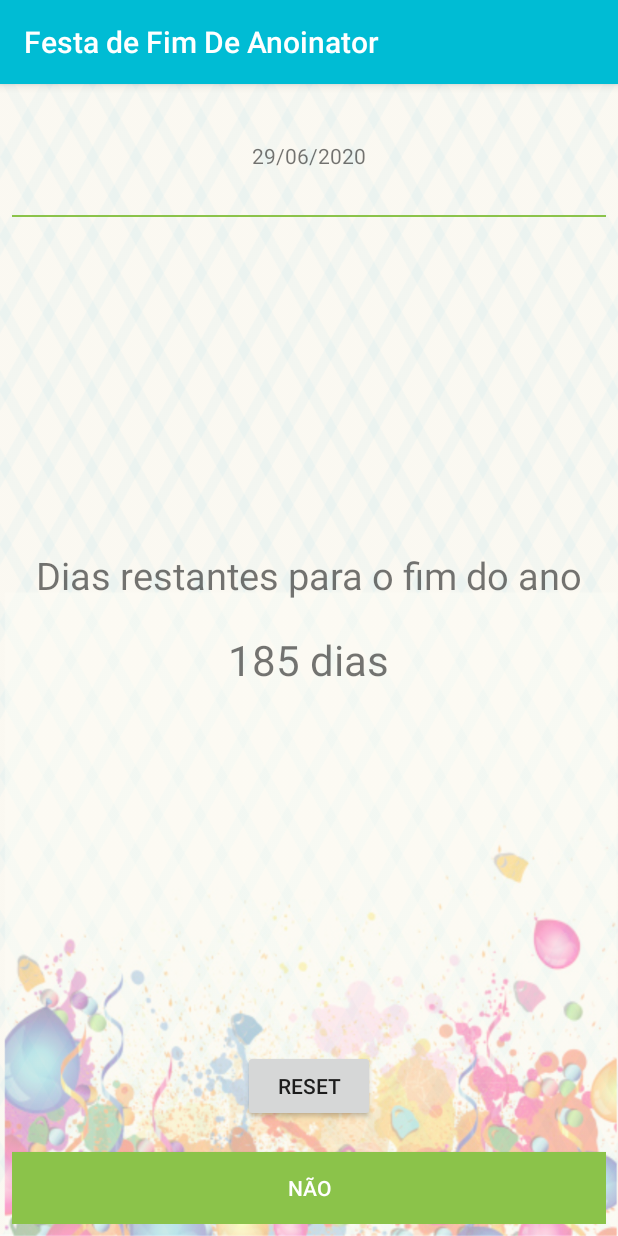
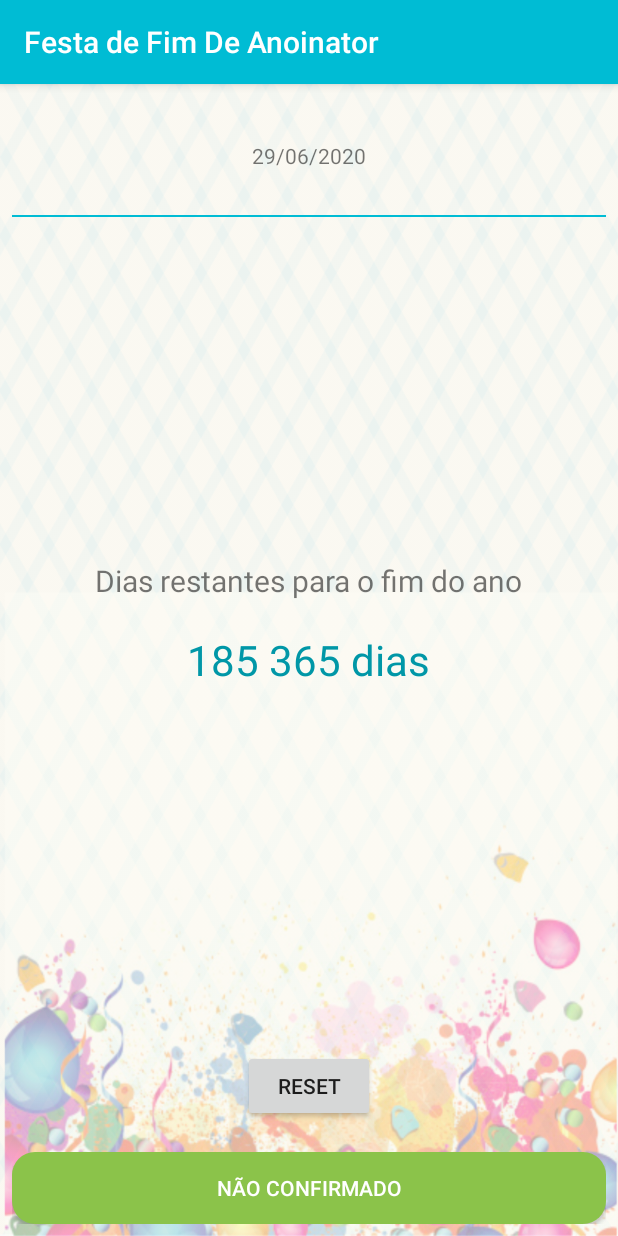
Before and after one commit to madsonmms/AndroidStudio, an Android app: the screen it shows after launch (MainActivity), after a tap on "RESET", on a phone screen of 412 x 824 dp. Run offline under Robolectric (Android 15) with nearby library versions, the light colour scheme and no system bars.

Commit message:
Festa de Fim de Anoinator finalizado

```diff
--- a/FestaFimDeAnoInator/app/src/main/java/com/laranjas/festafimdeanoinator/data/SecurityPreferences.java
+++ b/FestaFimDeAnoInator/app/src/main/java/com/laranjas/festafimdeanoinator/data/SecurityPreferences.java
@@ -16,11 +16,10 @@ public class SecurityPreferences {
     }
 
     public String getStorageString(String key) {
-        this.mSharedPreferences.getString(key, "");
-        return key;
+        return this.mSharedPreferences.getString(key, "");
     }
 
-    public void resetString(String key, String value) {
-        this.mSharedPreferences.edit().putString(key,value).apply();
+    public void resetString() {
+        this.mSharedPreferences.edit().putString("", "").apply();
     }
 }
--- a/FestaFimDeAnoInator/app/src/main/java/com/laranjas/festafimdeanoinator/view/MainActivity.java
+++ b/FestaFimDeAnoInator/app/src/main/java/com/laranjas/festafimdeanoinator/view/MainActivity.java
@@ -41,19 +41,28 @@ public class MainActivity extends AppCompatActivity implements View.OnClickListe
         String daysLeft = String.format("%s %s", String.valueOf(this.getDaysLeft()), getString(R.string.dias));
 
         this.mViewHolder.textDaysLeft.setText(daysLeft);
+    }
 
+    @Override
+    protected void onResume() {
+        super.onResume();
         this.verifyPresence();
     }
 
     @Override
     public void onClick(View v) {
         if(v.getId() == R.id.button_confirm) {
+
+            String presence = this.mSecurityPreferences.getStorageString(FimDeAnoConstant.PRESENCE_KEY);
+
             Intent intent = new Intent(this, DetailsActivity.class);
+            intent.putExtra(FimDeAnoConstant.PRESENCE_KEY, presence);
             startActivity(intent);
         }
 
         if(v.getId() == R.id.button_resetTest) {
-            mSecurityPreferences.resetString("","");
+            mSecurityPreferences.resetString();
+            verifyPresence();
         }
     }
 
--- /dev/null
+++ b/FestaFimDeAnoInator/app/src/main/res/drawable/button_background.xml
@@ -0,0 +1,5 @@
+<?xml version="1.0" encoding="utf-8"?>
+<shape xmlns:android="http://schemas.android.com/apk/res/android">
+    <corners android:radius="15dp"/>
+    <solid android:color="@color/colorAccent"/>
+</shape>
--- a/FestaFimDeAnoInator/app/src/main/res/layout/activity_details.xml
+++ b/FestaFimDeAnoInator/app/src/main/res/layout/activity_details.xml
@@ -19,7 +19,7 @@
         android:layout_width="match_parent"
         android:layout_height="1dp"
         android:layout_below="@+id/text_label_participation"
-        android:background="@color/colorDivider" />
+        android:background="@color/colorPrimary" />
 
     <CheckBox
         android:id="@+id/check_participate"
--- a/FestaFimDeAnoInator/app/src/main/res/layout/activity_main.xml
+++ b/FestaFimDeAnoInator/app/src/main/res/layout/activity_main.xml
@@ -19,7 +19,7 @@
         android:layout_width="match_parent"
         android:layout_height="1dp"
         android:layout_below="@+id/text_today"
-        android:background="@color/colorAccent" />
+        android:background="@color/colorPrimary" />
 
     <TextView
         android:id="@+id/text_label_days_left"
@@ -28,7 +28,7 @@
         android:layout_above="@id/text_days_left"
         android:layout_centerHorizontal="true"
         android:text="@string/dias_restantes_para_o_fim_do_ano"
-        android:textSize="25sp" />
+        android:textSize="20sp" />
 
     <TextView
         android:id="@+id/text_days_left"
@@ -37,6 +37,7 @@
         android:layout_centerInParent="true"
         android:layout_marginTop="20dp"
         android:text="@string/dias"
+        android:textColor="@color/colorPrimaryDark"
         android:textSize="28sp" />
 
     <Button
@@ -53,7 +54,7 @@
         android:layout_width="match_parent"
         android:layout_height="wrap_content"
         android:layout_alignParentBottom="true"
-        android:background="@color/colorAccent"
+        android:background="@drawable/button_background"
         android:text="SIM/NÃO/NÃO confirmado"
         android:textColor="@color/colorTextWhite" />
 
--- a/FestaFimDeAnoInator/app/src/main/res/values/strings.xml
+++ b/FestaFimDeAnoInator/app/src/main/res/values/strings.xml
@@ -1,6 +1,6 @@
 <resources>
     <string name="app_name">Festa de Fim De Anoinator</string>
-    <string name="dias">dias</string>
+    <string name="dias">365 dias</string>
     <string name="dias_restantes_para_o_fim_do_ano">Dias restantes para o fim do ano</string>
     <string name="voce_vai_participar">Você vai participar?</string>
     <string name="nao_confirmado">Não Confirmado</string>
```
Also changed, not shown: FestaFimDeAnoInator/app/src/main/java/com/laranjas/festafimdeanoinator/view/DetailsActivity.java (+15 -6 lines).
